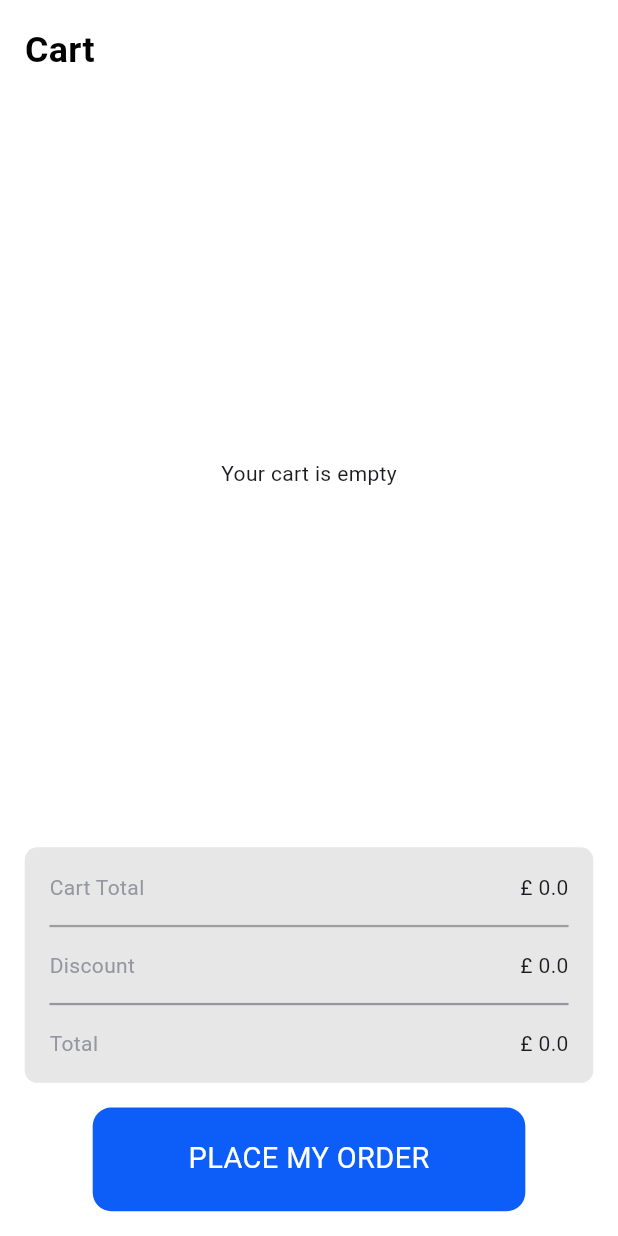
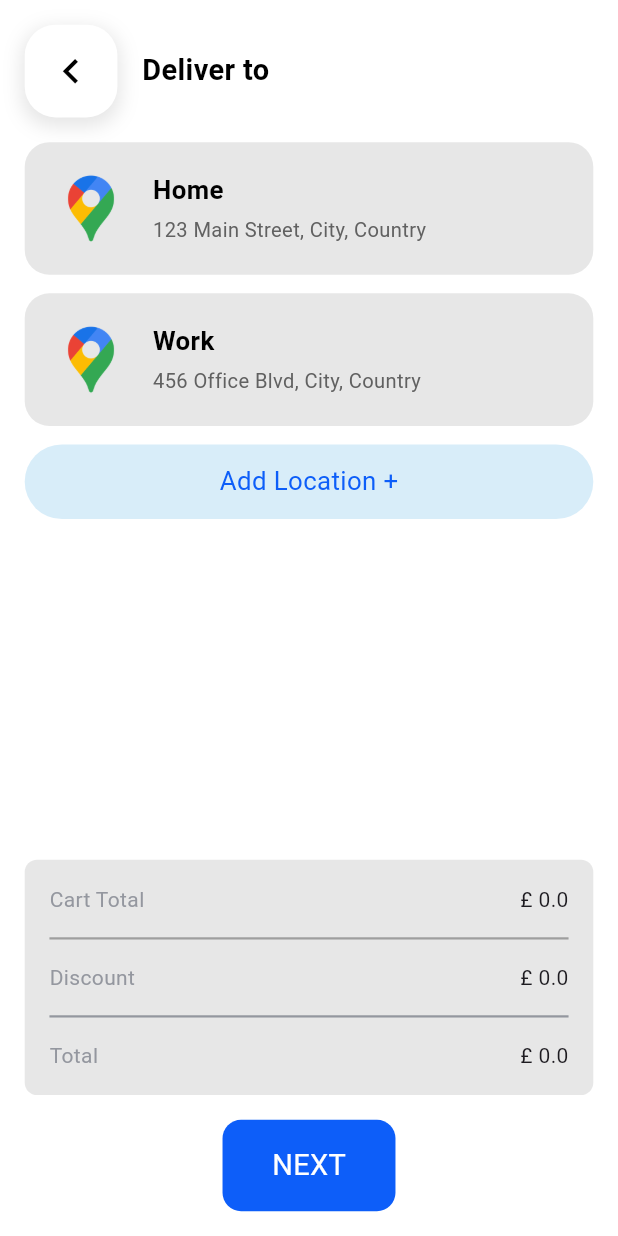
Before and after one commit to Ali01129/queens, a Flutter app: the Cart screen opened directly, after a tap on "PLACE MY ORDER", on a phone screen of 412 x 824 dp. Run offline on Flutter 3.47's test engine with Material 3 defaults, Android fonts, the phone set to English and light mode, and no system bars; our stand-ins replace cloud_firestore, firebase_auth, firebase_core, flutter_slidable, image_picker and 2 more; missing offline and left inert: dart:ffi; accounts and stored records are empty.

Commit message:
address page done

```diff
--- /dev/null
+++ b/lib/components/addressPage/addButton.dart
@@ -0,0 +1,34 @@
+import 'package:flutter/material.dart';
+import 'package:queens/components/colors/appColor.dart';
+import 'package:responsive_sizer/responsive_sizer.dart';
+
+class Addbutton extends StatelessWidget {
+  final bool darkMode;
+  final String title;
+  final VoidCallback onTapCallback;
+  const Addbutton({super.key,required this.darkMode, required this.title, required this.onTapCallback});
+
+  @override
+  Widget build(BuildContext context) {
+    return GestureDetector(
+      onTap: onTapCallback,
+      child: Container(
+        padding: EdgeInsets.symmetric(vertical: 3.w),
+        width: double.infinity,
+        decoration: BoxDecoration(
+          color: darkMode?Color(0xFF172438):Color(0xFFD8EDF9),
+          borderRadius: BorderRadius.circular(6.w),
+        ),
+        child: Center(
+          child: Text(
+            title,
+            style: TextStyle(
+              color: AppColors.buttonPrimary,
+              fontSize: 17.sp,
+            ),
+          ),
+        ),
+      ),
+    );
+  }
+}
--- /dev/null
+++ b/lib/components/addressPage/addressTile.dart
@@ -0,0 +1,74 @@
+import 'package:flutter/material.dart';
+import 'package:queens/components/colors/appColor.dart';
+import 'package:responsive_sizer/responsive_sizer.dart';
+
+class Addresstile extends StatelessWidget {
+  final bool darkMode;
+  final String title;
+  final String subtitle;
+  final String icon;
+  final bool isSelected;
+  final VoidCallback onTap;
+
+  const Addresstile({
+    super.key,
+    required this.darkMode,
+    required this.icon,
+    required this.title,
+    required this.subtitle,
+    required this.isSelected,
+    required this.onTap,
+  });
+
+  @override
+  Widget build(BuildContext context) {
+    return GestureDetector(
+      onTap: onTap,
+      child: Container(
+        padding: EdgeInsets.all(2.h),
+        decoration: BoxDecoration(
+          color: darkMode ? AppColors.darkcontainer : AppColors.lightcontainer,
+          borderRadius: BorderRadius.circular(4.w),
+          border: Border.all(
+            color: isSelected ? AppColors.buttonPrimary : Colors.transparent,
+            width: 3,
+          ),
+        ),
+        child: Row(
+          children: [
+            Image.asset(
+              icon,
+              height: 6.h,
+              width: 6.h,
+              fit: BoxFit.contain,
+            ),
+            SizedBox(width: 4.w),
+            Expanded(
+              child: Column(
+                crossAxisAlignment: CrossAxisAlignment.start,
+                children: [
+                  Text(
+                    title,
+                    style: TextStyle(
+                      fontSize: 17.sp,
+                      fontWeight: FontWeight.bold,
+                      color: darkMode ? Colors.white : Colors.black,
+                    ),
+                  ),
+                  SizedBox(height: 0.5.h),
+                  Text(
+                    subtitle,
+                    style: TextStyle(
+                      fontSize: 15.sp,
+                      color: darkMode ? Colors.grey[300] : Colors.grey[700],
+                    ),
+                  ),
+                ],
+              ),
+            ),
+          ],
+        ),
+      ),
+    );
+  }
+}
--- a/lib/components/cart/cartButton.dart
+++ b/lib/components/cart/cartButton.dart
@@ -6,21 +6,24 @@ class Cartbutton extends StatelessWidget {
   final String title;
   final bool darkMode;
   final VoidCallback onTapCallback;
-  const Cartbutton({super.key,required this.darkMode, required this.title,required this.onTapCallback});
+
+  const Cartbutton({
+    super.key,
+    required this.darkMode,
+    required this.title,
+    required this.onTapCallback,
+  });
 
   @override
   Widget build(BuildContext context) {
     return GestureDetector(
       onTap: onTapCallback,
-      child: Center(
       child: Container(
-          padding: EdgeInsets.symmetric(vertical: 5.w),
-          width: 70.w,
+        padding: EdgeInsets.symmetric(vertical: 4.w, horizontal: 8.w),
         decoration: BoxDecoration(
           color: AppColors.buttonPrimary,
           borderRadius: BorderRadius.circular(3.w),
         ),
-          child: Center(
         child: Text(
           title,
           style: TextStyle(
@@ -29,8 +32,6 @@ class Cartbutton extends StatelessWidget {
           ),
         ),
       ),
-        ),
-      ),
     );
   }
 }
--- a/lib/main.dart
+++ b/lib/main.dart
@@ -1,6 +1,7 @@
 import 'package:flutter/material.dart';
 import 'package:queens/database/authGate.dart';
 import 'package:queens/navigation/bottom.dart';
+import 'package:queens/screens/addressPage.dart';
 import 'package:queens/screens/bio.dart';
 import 'package:queens/screens/itemPage.dart';
 import 'package:queens/screens/login.dart';
@@ -45,6 +46,7 @@ class MyApp extends StatelessWidget {
             '/bottom':(context)=> Bottom(),
             '/item':(context)=>Itempage(),
             '/authgate':(context)=>AuthGate(),
+            '/addressPage':(context)=>Addresspage(),
           },
           themeMode: ThemeMode.system,
           theme: ThemeData.light(),
--- /dev/null
+++ b/lib/screens/addressPage.dart
@@ -0,0 +1,111 @@
+import 'package:flutter/material.dart';
+import 'package:queens/components/addressPage/addButton.dart';
+import 'package:queens/components/backButton.dart';
+import 'package:responsive_sizer/responsive_sizer.dart';
+
+import '../components/addressPage/addressTile.dart';
+import '../components/cart/bill.dart';
+import '../components/cart/cartButton.dart';
+import '../components/colors/appColor.dart';
+
+class Addresspage extends StatefulWidget {
+  const Addresspage({super.key});
+
+  @override
+  State<Addresspage> createState() => _AddresspageState();
+}
+
+class _AddresspageState extends State<Addresspage> {
+  bool isDarkMode(BuildContext context) {
+    return Theme.of(context).brightness == Brightness.dark;
+  }
+
+  int? selectedIndex;
+
+  List<Map<String, dynamic>> address = [
+    {
+      'title': 'Home',
+      'subtitle': '123 Main Street, City, Country',
+    },
+    {
+      'title': 'Work',
+      'subtitle': '456 Office Blvd, City, Country',
+    },
+  ];
+
+  @override
+  Widget build(BuildContext context) {
+    bool darkMode = isDarkMode(context);
+    return Scaffold(
+      backgroundColor: darkMode ? AppColors.darkbg : AppColors.lightbg,
+      body: SafeArea(
+        child: Padding(
+          padding: EdgeInsets.all(4.w),
+          child: Column(
+            crossAxisAlignment: CrossAxisAlignment.start,
+            children: [
+              Row(
+                children: [
+                  BackButtonWidget(darkMode: darkMode),
+                  SizedBox(width: 4.w),
+                  Text(
+                    'Deliver to',
+                    style: TextStyle(
+                        fontSize: 18.sp,
+                        fontWeight: FontWeight.bold,
+                        color: darkMode ? Colors.white : Colors.black),
+                  ),
+                ],
+              ),
+              SizedBox(height: 2.h),
+              Expanded(
+                child: address.isEmpty
+                    ? Center(child: Text("No Saved Address"))
+                    : ListView.builder(
+                  itemCount: address.length + 1,
+                  itemBuilder: (context, index) {
+                    if (index < address.length) {
+                      final item = address[index];
+                      return Padding(
+                        padding: EdgeInsets.only(bottom: 1.5.h),
+                        child: Addresstile(
+                          darkMode: darkMode,
+                          icon: 'assets/maps.png',
+                          title: item['title'],
+                          subtitle: item['subtitle'],
+                          isSelected: selectedIndex == index,
+                          onTap: () {
+                            setState(() {
+                              selectedIndex = index;
+                            });
+                          },
+                        ),
+                      );
+                    } else {
+                      return Addbutton(
+                        darkMode: darkMode,
+                        title: "Add Location +",
+                        onTapCallback: () {},
+                      );
+                    }
+                  },
+                ),
+              ),
+              Bill(darkMode: darkMode, cartTotal: 0.0, discount: 0.0, total: 0.0),
+              SizedBox(height: 2.h),
+              Center(
+                child: Cartbutton(
+                  darkMode: darkMode,
+                  title: "NEXT",
+                  onTapCallback: () {
+                    Navigator.pushNamed(context, '/addressPage');
+                  },
+                ),
+              ),
+            ],
+          ),
+        ),
+      ),
+    );
+  }
+}
--- a/lib/screens/cart.dart
+++ b/lib/screens/cart.dart
@@ -79,7 +79,11 @@ class _CartState extends State<Cart> {
               ),
               Bill(darkMode: darkMode,cartTotal: cart,discount: discount,total: cart-discount,),
               SizedBox(height: 2.h,),
-              Cartbutton(darkMode: darkMode, title: "PLACE MY ORDER", onTapCallback: (){}),
+              Center(
+                child: Cartbutton(darkMode: darkMode, title: "PLACE MY ORDER", onTapCallback: (){
+                  Navigator.pushNamed(context, '/addressPage');
+                }),
+              ),
             ],
           ),
         ),
--- a/pubspec.yaml
+++ b/pubspec.yaml
@@ -84,6 +84,7 @@ flutter:
     - assets/pie.png
     - assets/wrap.png
     - assets/fish.png
+    - assets/maps.png
 
   # An image asset can refer to one or more resolution-specific "variants", see
   # https://flutter.dev/assets-and-images/#resolution-aware
```
Also changed, not shown: assets/maps.png (added). Lines whose indentation alone changed are shown as unchanged.
